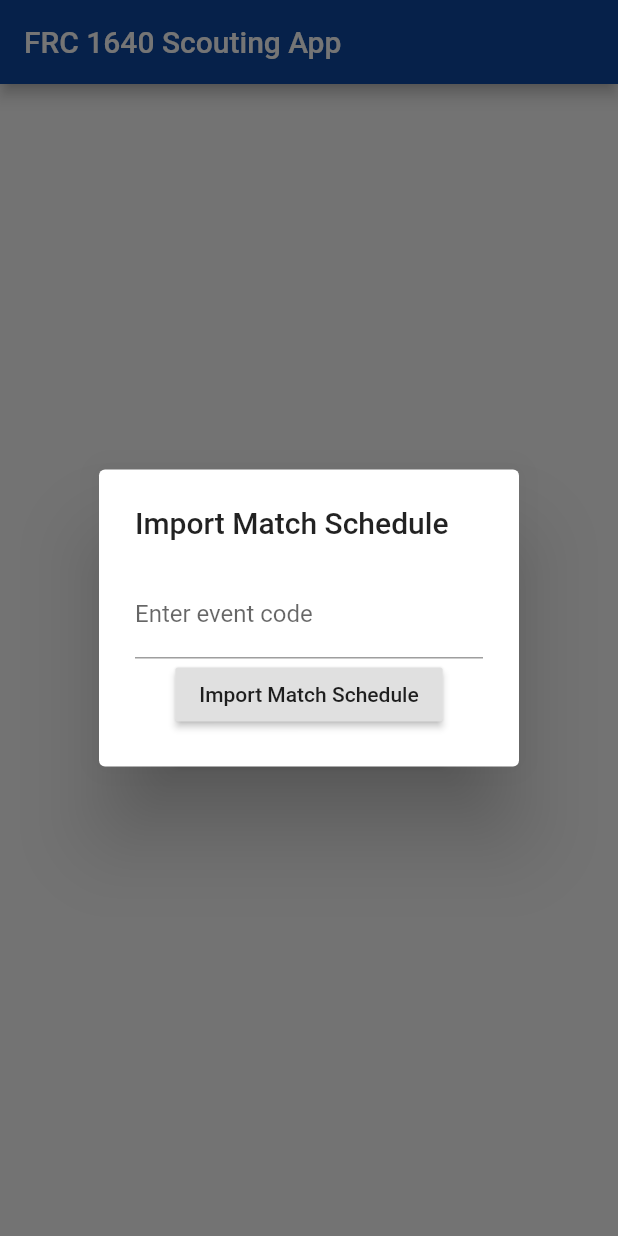
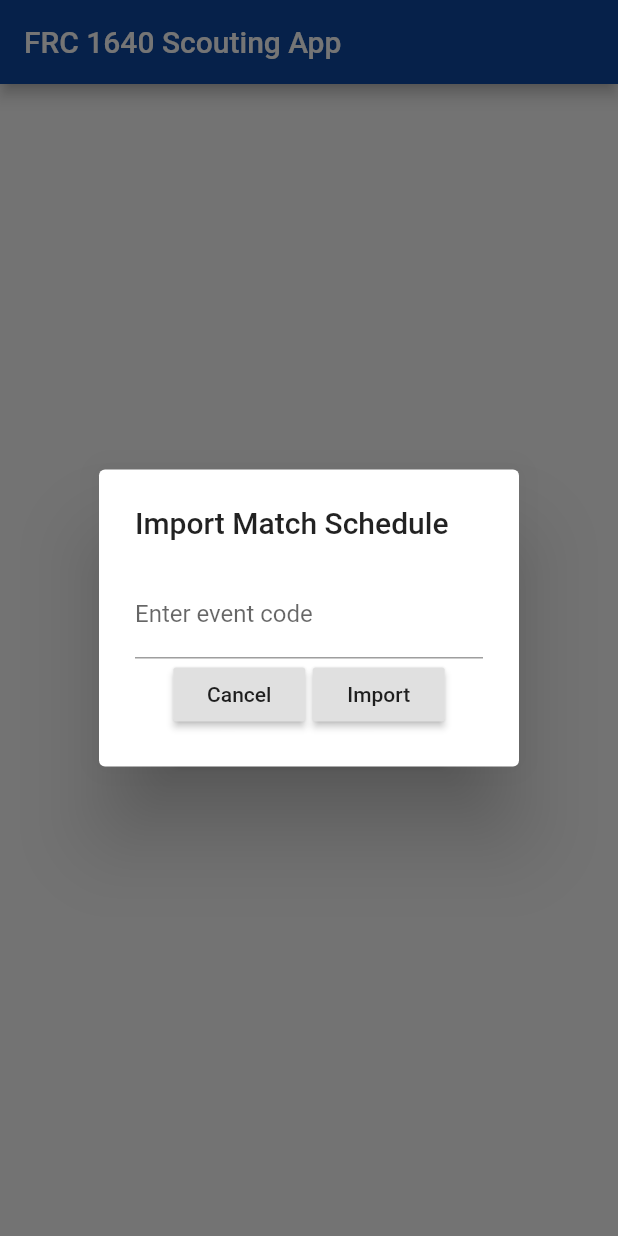
Before and after one commit to 20VinnyG/2020-Robotics-Application, a Flutter app: the screen it shows after launch, after a tap on "Import Match Schedule", on a phone screen of 412 x 824 dp. Run offline on Flutter 3.47's test engine with Material 2 defaults, Android fonts, the phone set to English and light mode, and no system bars; our stand-ins replace flutter_speed_dial, google_sign_in, googleapis_auth, qr_flutter, shared_preferences, smooth_star_rating; missing offline and left inert: barcode_scan, googleapis.

Commit message:
change blue alliance implementation into bluealliance class and call from homepage and scout screen

```diff
--- a/lib/homepage.dart
+++ b/lib/homepage.dart
@@ -1,9 +1,5 @@
-import 'dart:ffi';
-
 import 'package:flutter/material.dart';
-import 'dart:convert';
-import 'package:http/http.dart' as http;
-import 'dart:async';
+import 'package:scoutmobile2020/service/bluealliance.dart';
 import 'package:scoutmobile2020/scan.dart';
 import 'package:scoutmobile2020/types/schedule.dart';
 import 'scoutmode.dart';
@@ -16,13 +12,14 @@ class Homepage extends StatefulWidget {
 class _HomepageState extends State<Homepage> {
 	Schedule schedule;
 	String eventcode = '';
+
 	@override
 	Widget build(BuildContext context) {
 		return new Scaffold(
 				appBar: new AppBar(
 						title: new Text("FRC 1640 Scouting App"),
 						backgroundColor: Colors.blue[900]),
-				body: Builder(builder: (scaffoldcontext) =>
+				body: Builder(builder: (scaffoldContext) =>
 				new Container(
 					child: new Center(
 						child: new Column(
@@ -31,84 +28,22 @@ class _HomepageState extends State<Homepage> {
 								RaisedButton(
 									child: Text('Scout Mode'),
 									color: Colors.yellow,
-										onPressed: () {
-											Navigator.push(
-													context,
-													new MaterialPageRoute(
-															builder: (context) => ScoutMode(schedule: schedule)));
-										}),
+									onPressed: () { Navigator.push( context, new MaterialPageRoute(builder: (context) => ScoutMode(schedule: schedule))); }
+								),
 								RaisedButton(
 									child: Text('Scan Mode'),
 									color: Colors.yellow,
-										onPressed: () {
-											Navigator.push(
-													context,
-													new MaterialPageRoute(
-															builder: (context) => ScanMode()));
-										}),
+									onPressed: () { Navigator.push(context, new MaterialPageRoute( builder: (context) => ScanMode())); }
+								),
 								RaisedButton(
 									child: Text('Import Match Schedule'),
 									color: Colors.yellow,
-										onPressed: () {
-											showDialog(
-													context: context,
-													builder: (context) {
-														return StatefulBuilder(
-																builder: (context, setState) {
-															return AlertDialog(
-																	title: Text("Import Match Schedule"),
-																	content: Column(
-																		children: <Widget>[
-																			TextFormField(
-																				initialValue: eventcode,
-																				decoration: const InputDecoration(
-																						labelText: 'Enter event code'),
-																				onChanged: (input) {
-																					setState(() {
-																						eventcode = input;
-																					});
-																				},
-																				onSaved: (input) {
-																					setState(() {
-																						eventcode = input;
-																					});
-																				},
-																			),
-																			RaisedButton(
-																					child: Text('Import Match Schedule'),
-																					onPressed: () {
-																						fetchSchedule().then((status) {
-																							Scaffold.of(scaffoldcontext).showSnackBar(SnackBar(content: Text(status? "Loaded Schedule":"Failed to Load Schedule"), duration: Duration(seconds: 5)));
-																						});
-																					})
-																		],
-																		mainAxisAlignment: MainAxisAlignment.center,
-																		mainAxisSize: MainAxisSize.min,
-																	));
-														});
-													});
+									onPressed: () async {
+											schedule = await Bluealliance.promptForSchedule(scaffoldContext) ?? schedule;
 									}),
 							],
 						),
 					),
 				)));
 	}
-
-	Future<bool> fetchSchedule() async {
-		print(eventcode);
-		var matchresponse = await http.get(
-				"https://www.thebluealliance.com/api/v3/event/${eventcode}/matches/simple",
-				headers: {
-					"X-TBA-Auth-Key":
-							"prLzMTfZitylzcN8Zwb64bTaUELuJW8G6AXnDebu20Oz0JF4hh8Voc9rhZFYArSz"
-				});
-		dynamic json = jsonDecode(matchresponse.body);
-		if(json.isNotEmpty) {
-			schedule = Schedule.fromJson(json);
-			return true;
-		} else {
-			schedule = null;
-			return false;
 }
-	}
-}
--- /dev/null
+++ b/lib/service/bluealliance.dart
@@ -0,0 +1,73 @@
+import 'dart:convert';
+import 'package:flutter/material.dart';
+import 'package:http/http.dart' as http;
+import 'dart:async';
+
+import 'package:scoutmobile2020/types/schedule.dart';
+
+class Bluealliance {
+
+	static Future<Schedule> promptForSchedule (BuildContext scaffoldContext) async {
+		String eventCode = await _promptForEventId(scaffoldContext);
+
+		if (eventCode != null && eventCode.isNotEmpty) {
+			http.Response matchResponse = await http.get(
+				'https://www.thebluealliance.com/api/v3/event/${eventCode}/matches/simple',
+				headers: { 'X-TBA-Auth-Key': 'prLzMTfZitylzcN8Zwb64bTaUELuJW8G6AXnDebu20Oz0JF4hh8Voc9rhZFYArSz' }
+			);
+
+			if (matchResponse.statusCode == 200) {
+				dynamic json = jsonDecode(matchResponse.body);
+				Schedule schedule = (json.isNotEmpty) ? Schedule.fromJson(json) : null;
+				Scaffold.of(scaffoldContext).showSnackBar(SnackBar(content: Text(schedule != null ? 'Loaded Schedule' : 'Failed to parse schedule'), duration: Duration(seconds: 3)));
+				return schedule;
+			} else {
+				Scaffold.of(scaffoldContext).showSnackBar(SnackBar(content: Text('Failed to load schedule ($eventCode) -- HTTP: ' + matchResponse.statusCode.toString()), duration: Duration(seconds: 3)));
+			}
+		}
+
+		return null;
+	}
+
+	static Future<String> _promptForEventId (BuildContext context) async {
+		String eventCode;
+
+		return await showDialog(
+			context: context,
+			builder: (context) {
+				return StatefulBuilder(
+					builder: (context, setState) {
+					return AlertDialog(
+							title: Text("Import Match Schedule"),
+							content: Column(
+								children: <Widget>[
+									TextFormField(
+										initialValue: eventCode,
+										decoration: const InputDecoration(labelText: 'Enter event code'),
+										onChanged: (input) { setState(() { eventCode = input; }); },
+										onSaved: (input) { setState(() { eventCode = input; }); },
+									),
+									Row(
+										children: <Widget>[
+											RaisedButton(
+												child: Text('Cancel'),
+												onPressed: () { Navigator.pop(context, null); }
+											),
+											Container(width: 5.0),
+											RaisedButton(
+												child: Text('Import'),
+												onPressed: () { Navigator.pop(context, eventCode); }
+											),
+										],
+										mainAxisAlignment: MainAxisAlignment.center,
+										mainAxisSize: MainAxisSize.min,
+									)
+								],
+								mainAxisAlignment: MainAxisAlignment.center,
+								mainAxisSize: MainAxisSize.min,
+							));
+				});
+			});
+	}
+
+}
```
Also changed, not shown: lib/bluealliance.dart (deleted, +0 -66 lines), lib/scoutmode.dart (+13 -5 lines). Lines whose indentation alone changed are shown as unchanged.
